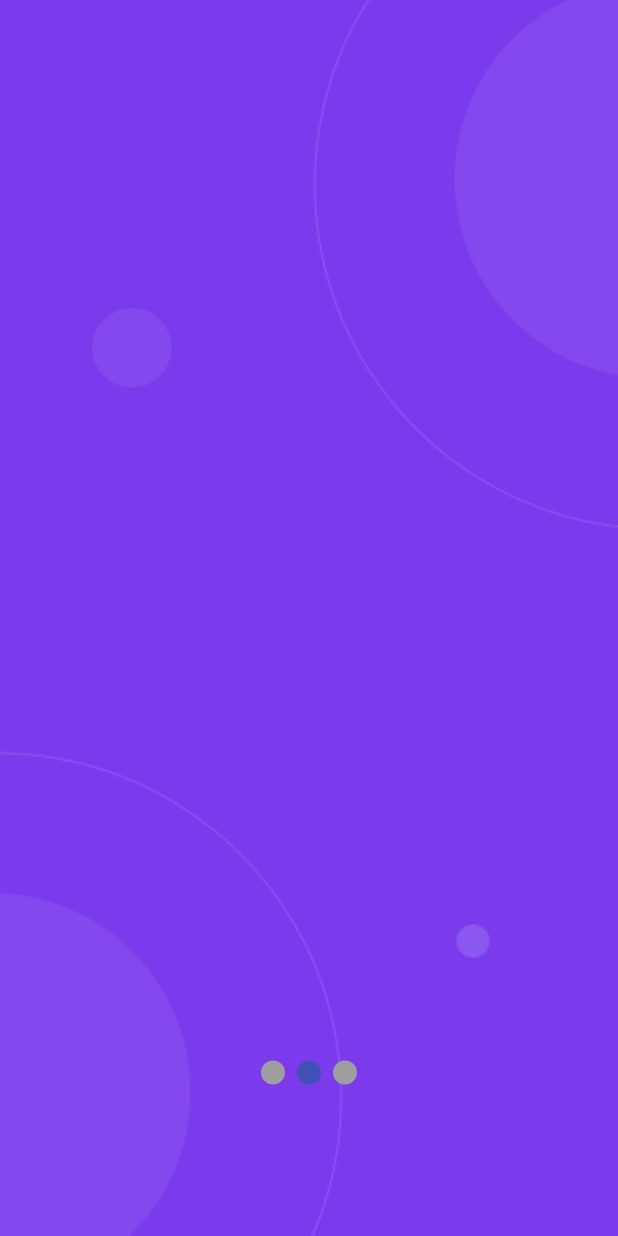
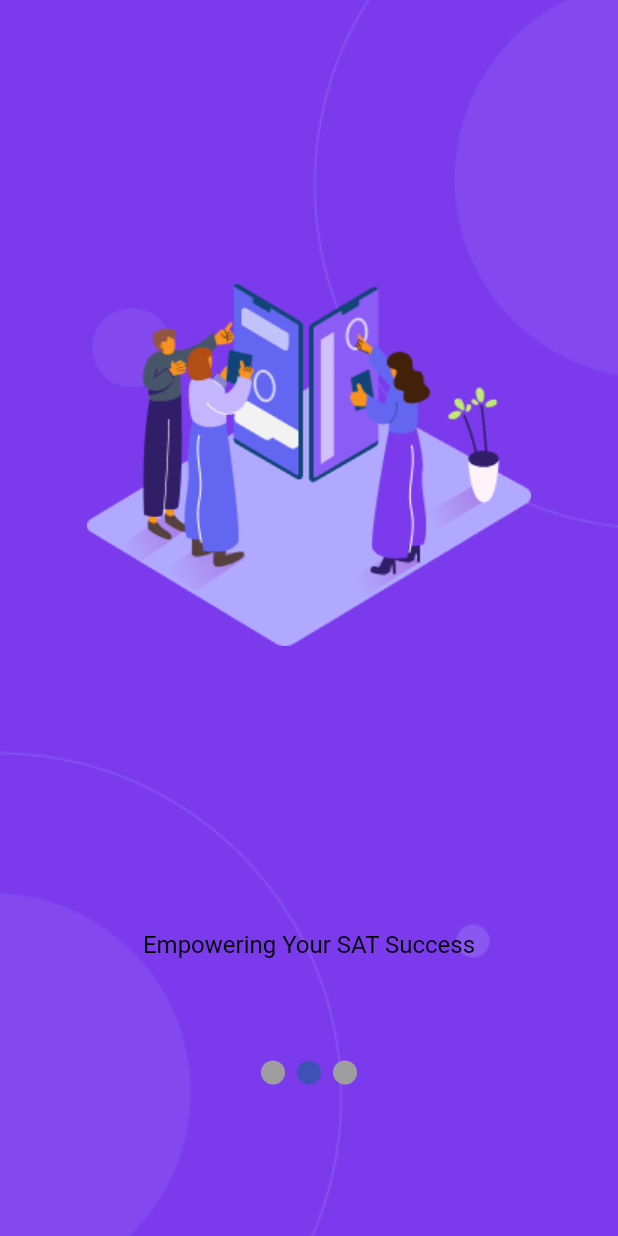
Before and after one commit to apsarabishwokarma/Digisat-flutter-app, a Flutter app: the SplashPage screen opened directly, swiped to page 2, on a phone screen of 412 x 824 dp. Run offline on Flutter 3.47's test engine with Material 2 defaults, Android fonts, the phone set to English and light mode, and no system bars; drawn by our look-alikes of smooth_page_indicator.

Commit message:
Auth Screen bgi

```diff
--- a/lib/main.dart
+++ b/lib/main.dart
@@ -1,5 +1,4 @@
 import 'package:digisat_app/pages/auth/login_or_sign_page.dart';
-import 'package:digisat_app/pages/auth/login_page.dart';
 import 'package:flutter/material.dart';
 
 void main() {
--- a/lib/pages/splash_screen/splash_page_2.dart
+++ b/lib/pages/splash_screen/splash_page_2.dart
@@ -13,6 +13,27 @@ class SplashPage2 extends StatelessWidget {
         ),
       ),
       //child: const Text("Online learning"),
+      child: SafeArea(
+        child: Column(
+          children: [
+            const Spacer(),
+            Image.asset(
+              'assets/images/splashimage2.png',
+              height: 250,
+            ),
+            const Spacer(),
+            const Text(
+              "Empowering Your SAT Success",
+              textAlign: TextAlign.center,
+              style: TextStyle(
+                fontSize: 16,
+                color: Colors.black,
+              ),
+            ),
+            const Spacer(),
+          ],
+        ),
+      ),
     );
   }
 }
```
Also changed, not shown: lib/pages/auth/login_or_sign_page.dart (+21 -3 lines), lib/pages/splash_screen/splash_page_1.dart (+15 -1 lines), lib/pages/splash_screen/splash_page_3.dart (+19 -0 lines), assets/images/Login or Signup Screen (1).png (renamed from assets/images/LoginSignupScreen.png), assets/images/Signup Screen.png (renamed from assets/images/AuthScreen.png), assets/images/logo.png (added).
